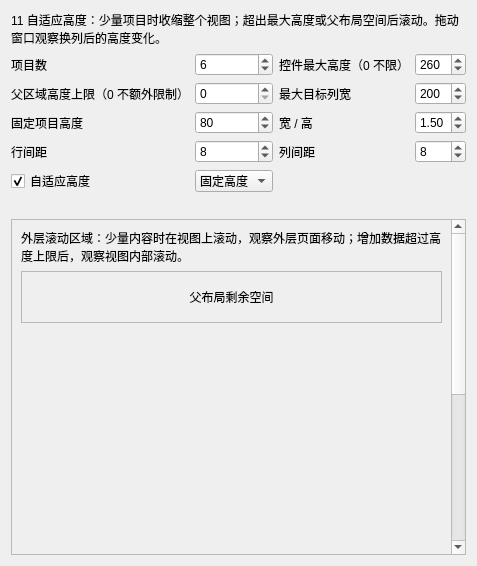
This is examples/flow_capabilities/11_auto_height/auto_height.ui in daonvshu/qt-virtual-item-views as Qt 5 draws it before an edit. The edited form follows.
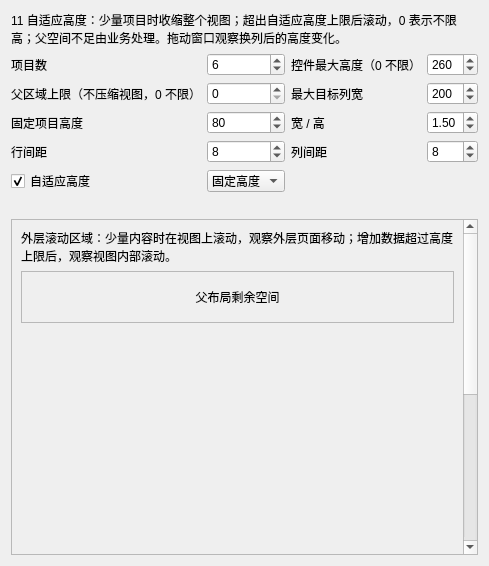
This is the edited form.

Diff of the .ui file:
```diff
--- a/examples/flow_capabilities/11_auto_height/auto_height.ui
+++ b/examples/flow_capabilities/11_auto_height/auto_height.ui
@@ -6,7 +6,7 @@
    <item>
     <widget class="QLabel" name="description">
      <property name="text">
-      <string>11 自适应高度：少量项目时收缩整个视图；超出最大高度或父布局空间后滚动。拖动窗口观察换列后的高度变化。</string>
+      <string>11 自适应高度：少量项目时收缩整个视图；超出自适应高度上限后滚动，0 表示不限高；父空间不足由业务处理。拖动窗口观察换列后的高度变化。</string>
      </property>
      <property name="wordWrap">
       <bool>true</bool>
@@ -58,7 +58,7 @@
      <item row="1" column="0">
       <widget class="QLabel" name="parentLimitLabel">
        <property name="text">
-        <string>父区域高度上限（0 不额外限制）</string>
+        <string>父区域上限（不压缩视图，0 不限）</string>
        </property>
       </widget>
      </item>
```
